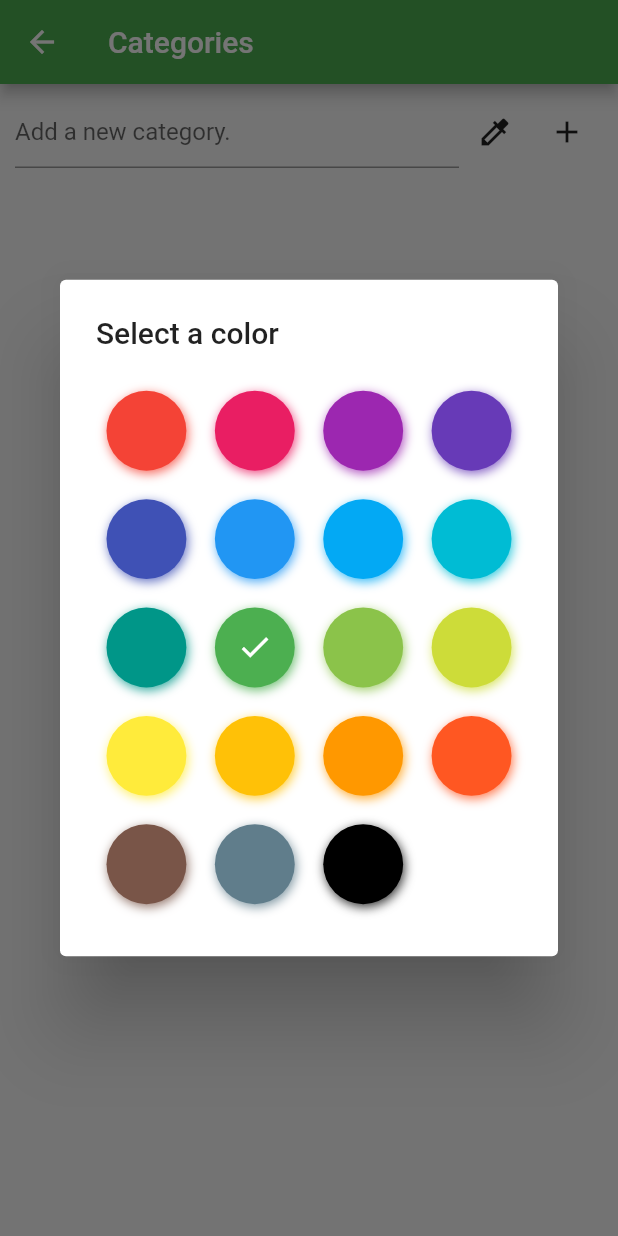
After one commit to me-louie/ultrapack_mobile, a Flutter app: the Categories screen opened by its route, after a tap on the "colorize" icon, on a phone screen of 412 x 824 dp. The commit adds this screen. Run offline on Flutter 3.47's test engine with Material 2 defaults, Android fonts, the phone set to English and light mode, and no system bars; drawn by our look-alikes of flutter_colorpicker; our stand-ins replace sqflite; accounts and stored records are empty.

Commit message:
added category screen and clr picker

```diff
--- a/lib/main.dart
+++ b/lib/main.dart
@@ -5,6 +5,7 @@ import 'package:ultrapack_mobile/providers/BackpacksWeight.dart';
 import 'package:ultrapack_mobile/providers/InventorySelections.dart';
 import 'package:ultrapack_mobile/providers/BackpacksModel.dart';
 import 'package:ultrapack_mobile/screens/Backpacks.dart';
+import 'package:ultrapack_mobile/screens/Categories.dart';
 import 'package:ultrapack_mobile/screens/Inventory/Inventory.dart';
 import 'package:ultrapack_mobile/screens/NewBackpack.dart';
 import 'package:ultrapack_mobile/services/db.dart';
@@ -36,6 +37,7 @@ class UltrapackApp extends StatelessWidget {
             '/inventory': (context) => Inventory(),
             '/backpacks': (context) => Backpacks(),
             '/newbackpack': (context) => NewBackpack(),
+            '/categories': (context) => Categories(),
           }),
     );
   }
@@ -75,6 +77,14 @@ class HomePage extends StatelessWidget {
                   Navigator.pushNamed(context, '/backpacks');
                 },
                 child: Text('Backpacks')),
+            ElevatedButton(
+                style: ButtonStyle(
+                    backgroundColor:
+                        MaterialStateProperty.all<Color>(Colors.amber)),
+                onPressed: () {
+                  Navigator.pushNamed(context, '/categories');
+                },
+                child: Text('Categories')),
           ],
         ),
       ),
--- /dev/null
+++ b/lib/models/Category.dart
@@ -0,0 +1,24 @@
+import 'Model.dart';
+
+class Category extends Model {
+  static String table = 'categories';
+
+  final int? id;
+  final String name;
+  final int tagColor;
+
+  Category({this.id, required this.name, required this.tagColor});
+
+  Map<String, dynamic> toMap() {
+    return {
+      'id': id,
+      'name': name,
+      'tagColor': tagColor,
+    };
+  }
+
+  static Category fromMap(Map<String, dynamic> map) {
+    return Category(
+        id: map['id'], name: map['name'], tagColor: map['tagColor']);
+  }
+}
--- /dev/null
+++ b/lib/screens/Categories.dart
@@ -0,0 +1,126 @@
+import 'package:flutter/material.dart';
+import 'package:ultrapack_mobile/models/Category.dart';
+import 'package:ultrapack_mobile/services/CategoryService.dart';
+import 'package:flutter_colorpicker/flutter_colorpicker.dart';
+
+class Categories extends StatefulWidget {
+  @override
+  _CategoriesState createState() => _CategoriesState();
+}
+
+class _CategoriesState extends State<Categories> {
+  final _categoryController = TextEditingController();
+  final _formKey = GlobalKey<FormState>();
+  final _focusNode = FocusNode();
+
+  List<Category> _categories = [];
+  Color currentColor = Colors.green;
+
+  @override
+  void initState() {
+    refresh();
+    super.initState();
+  }
+
+  @override
+  void dispose() {
+    _categoryController.dispose();
+    _focusNode.dispose();
+    super.dispose();
+  }
+
+  void refresh() async {
+    _categories = await CategoryService.fetchCategories();
+    setState(() {});
+  }
+
+  void changeColor(Color color) {
+    setState(() => currentColor = color);
+    Navigator.of(context).pop();
+  }
+
+  @override
+  Widget build(BuildContext context) {
+    return Scaffold(
+        appBar: AppBar(title: Text('Categories')),
+        body: Column(
+          children: [
+            Container(
+              padding: EdgeInsets.symmetric(horizontal: 10.0, vertical: 8.0),
+              child: Row(
+                children: [
+                  Flexible(
+                    child: Form(
+                      key: _formKey,
+                      child: TextFormField(
+                        controller: _categoryController,
+                        decoration:
+                            InputDecoration(hintText: 'Add a new category.'),
+                        validator: (String? value) {
+                          if (value == null || value.isEmpty) {
+                            return 'Please enter a category.';
+                          }
+                        },
+                        // focusNode: _focusNode,
+                      ),
+                    ),
+                  ),
+                  IconButton(
+                    onPressed: () {
+                      showDialog(
+                        context: context,
+                        builder: (BuildContext context) {
+                          return AlertDialog(
+                            title: Text('Select a color'),
+                            content: SingleChildScrollView(
+                              child: BlockPicker(
+                                pickerColor: currentColor,
+                                onColorChanged: changeColor,
+                              ),
+                            ),
+                          );
+                        },
+                      );
+                    },
+                    icon: Icon(Icons.colorize),
+                  ),
+                  IconButton(
+                    icon: const Icon(Icons.add_outlined),
+                    onPressed: () {
+                      if (_formKey.currentState!.validate()) {
+                        _handleSubmitted(_categoryController.text);
+                      }
+                    },
+                  ),
+                ],
+              ),
+            ),
+            Flexible(
+              child: ListView.builder(
+                  padding: EdgeInsets.all(8.0),
+                  itemCount: _categories.length,
+                  itemBuilder: (context, int index) {
+                    final String name = _categories[index].name;
+                    final int id = _categories[index].id!;
+                    final Color color = Color(_categories[index].tagColor);
+                    return Chip(
+                      backgroundColor: color,
+                      label: Text('$name'),
+                      onDeleted: () {
+                        CategoryService.deleteCategory(id);
+                        refresh();
+                      },
+                    );
+                  }),
+            )
+          ],
+        ));
+  }
+
+  void _handleSubmitted(String text) {
+    _categoryController.clear();
+    FocusScope.of(context).unfocus();
+    CategoryService.addCategory(text, currentColor);
+    refresh();
+  }
+}
--- a/lib/screens/Inventory/Inventory.dart
+++ b/lib/screens/Inventory/Inventory.dart
@@ -142,7 +142,7 @@ class _InventoryState extends State<Inventory> {
             Container(
                 margin: EdgeInsets.symmetric(horizontal: 4.0),
                 child: IconButton(
-                    icon: const Icon(Icons.add_circle_outline_outlined),
+                    icon: const Icon(Icons.add_outlined),
                     onPressed: () {
                       if (_formKey.currentState!.validate()) {
                         _handleSubmitted(_textController.text,
--- /dev/null
+++ b/lib/services/CategoryService.dart
@@ -0,0 +1,22 @@
+import 'package:flutter/material.dart';
+import 'package:ultrapack_mobile/models/Category.dart';
+import 'db.dart';
+
+abstract class CategoryService {
+  static Future<List<Category>> fetchCategories() async {
+    List<Map<String, dynamic>> _results = await DB.query(Category.table);
+    List<Category> categories =
+        _results.map((cat) => Category.fromMap(cat)).toList();
+    return categories;
+  }
+
+  static Future<int> addCategory(String name, Color color) async {
+    int colorAsInt = color.value;
+    Category category = new Category(name: name, tagColor: colorAsInt);
+    return await DB.insert(Category.table, category);
+  }
+
+  static Future<int> deleteCategory(int id) async {
+    return await DB.deleteById(Category.table, id);
+  }
+}
--- a/lib/services/db.dart
+++ b/lib/services/db.dart
@@ -26,10 +26,21 @@ abstract class DB {
             'id INTEGER PRIMARY KEY AUTOINCREMENT, '
             'name STRING, '
             'description STRING)');
+
         await db.execute('CREATE TABLE items_backpacks ('
             'itemId INTEGER, '
             'backpackId INTEGER, '
             'PRIMARY KEY(itemId, backpackId))');
+
+        await db.execute('CREATE TABLE categories ('
+            'id INTEGER PRIMARY KEY AUTOINCREMENT,'
+            'name STRING,'
+            'tagColor INTEGER)');
+
+        await db.execute('CREATE TABLE items_categories ('
+            'itemId INTEGER,'
+            'categoryId INTEGER,'
+            'PRIMARY KEY(itemId, categoryId))');
       }, version: 1);
     } catch (ex) {
       print(ex);
--- a/pubspec.yaml
+++ b/pubspec.yaml
@@ -31,6 +31,7 @@ dependencies:
   # The following adds the Cupertino Icons font to your application.
   # Use with the CupertinoIcons class for iOS style icons.
   cupertino_icons: ^1.0.2
+  flutter_colorpicker: ^0.4.0
 
 dev_dependencies:
   flutter_test:
```
Also changed, not shown: pubspec.lock.
